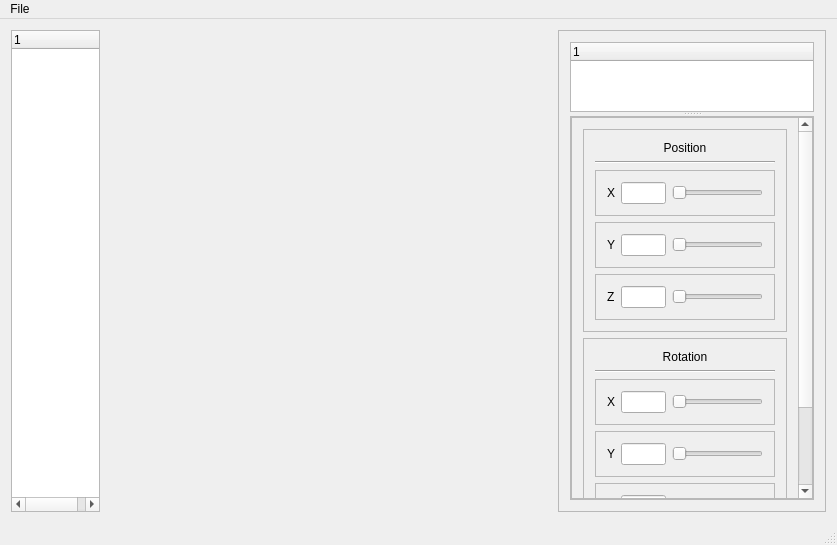
The window that apps/editor_qt/editor/mainwindow.ui (Jakub-Ciecierski/InfinityCAD) describes before a commit, drawn with Qt 5.
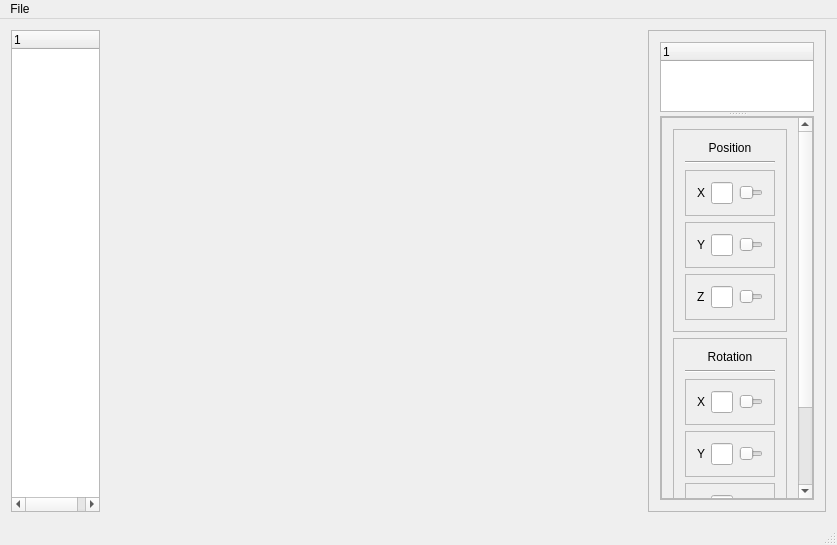
The same window after the commit. Custom widgets are drawn as their Qt base class.

The edit to the form file:
```diff
--- a/apps/editor_qt/editor/mainwindow.ui
+++ b/apps/editor_qt/editor/mainwindow.ui
@@ -34,7 +34,7 @@
      <widget class="GLWidget" name="sceneRendererWidget" native="true">
       <property name="sizePolicy">
        <sizepolicy hsizetype="Expanding" vsizetype="Preferred">
-        <horstretch>5</horstretch>
+        <horstretch>6</horstretch>
         <verstretch>0</verstretch>
        </sizepolicy>
       </property>
@@ -44,7 +44,7 @@
      <widget class="QFrame" name="sceneOptionFrame">
       <property name="sizePolicy">
        <sizepolicy hsizetype="Preferred" vsizetype="Preferred">
-        <horstretch>3</horstretch>
+        <horstretch>2</horstretch>
         <verstretch>5</verstretch>
        </sizepolicy>
       </property>
@@ -112,7 +112,7 @@
                <rect>
                 <x>0</x>
                 <y>0</y>
-                <width>229</width>
+                <width>145</width>
                 <height>501</height>
                </rect>
               </property>
```
